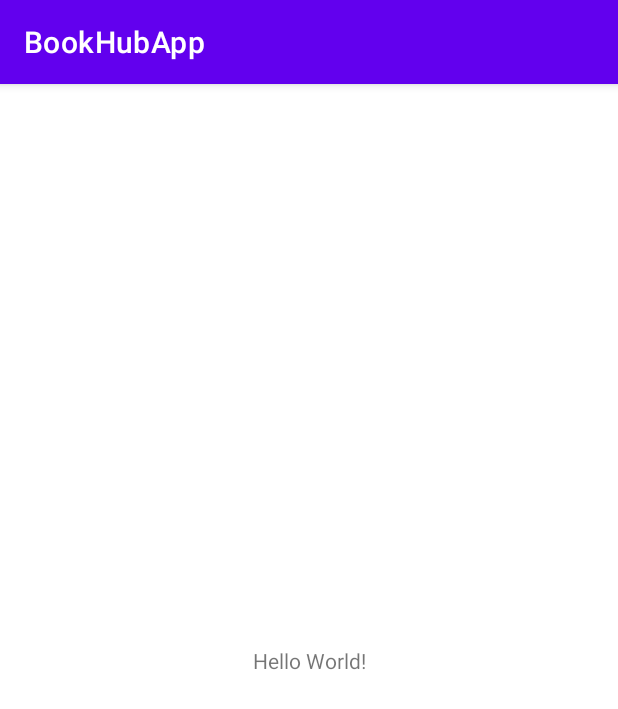
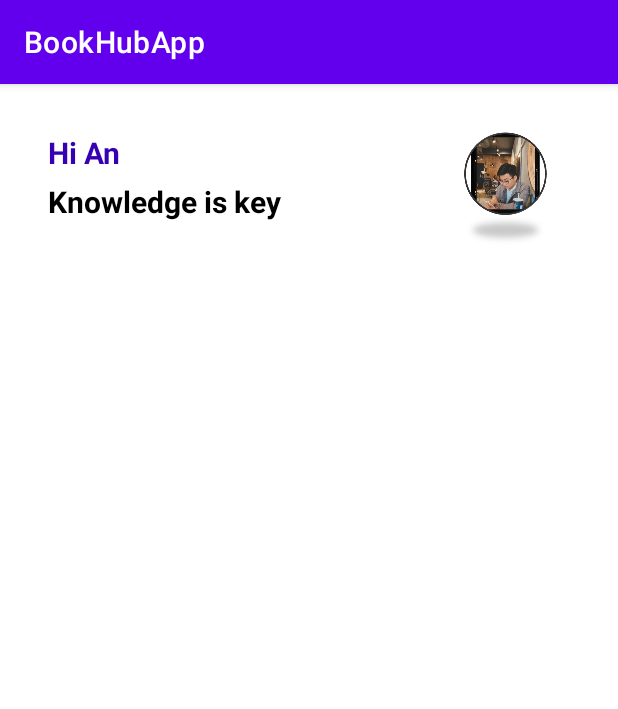
Before and after one commit to Ton2808/MobieMidterm, an Android app: the screen it shows after launch (MainActivity), on a phone screen of 412 x 824 dp. Shown: the top 709 px of the screen. Run offline under Robolectric (Android 15) with nearby library versions, the phone set to English and light mode, and no system bars.

Commit message:
add interface

```diff
--- a/app/src/main/res/layout/activity_main.xml
+++ b/app/src/main/res/layout/activity_main.xml
@@ -6,13 +6,73 @@
     android:layout_height="match_parent"
     tools:context=".MainActivity">
 
-    <TextView
-        android:layout_width="wrap_content"
-        android:layout_height="wrap_content"
-        android:text="Hello World!"
+    <ScrollView
+        android:layout_width="match_parent"
+        android:layout_height="match_parent"
         app:layout_constraintBottom_toBottomOf="parent"
-        app:layout_constraintLeft_toLeftOf="parent"
-        app:layout_constraintRight_toRightOf="parent"
-        app:layout_constraintTop_toTopOf="parent" />
+        app:layout_constraintEnd_toEndOf="parent"
+        app:layout_constraintStart_toStartOf="parent"
+        app:layout_constraintTop_toTopOf="parent">
+
+        <LinearLayout
+            android:layout_width="match_parent"
+            android:layout_height="wrap_content"
+            android:orientation="vertical">
+
+            <androidx.constraintlayout.widget.ConstraintLayout
+                android:layout_width="match_parent"
+                android:layout_height="120dp">
+
+                <TextView
+                    android:id="@+id/textView"
+                    android:layout_width="wrap_content"
+                    android:layout_height="wrap_content"
+                    android:layout_marginStart="32dp"
+                    android:layout_marginTop="32dp"
+                    android:text="Hi An"
+                    android:textColor="@color/purple_700"
+                    android:textSize="20sp"
+                    android:textStyle="bold"
+                    app:layout_constraintStart_toStartOf="parent"
+                    app:layout_constraintTop_toTopOf="parent" />
+
+                <TextView
+                    android:id="@+id/textView4"
+                    android:layout_width="wrap_content"
+                    android:layout_height="wrap_content"
+                    android:layout_marginTop="5dp"
+                    android:text="Knowledge is key"
+                    android:textColor="@color/black"
+                    android:textSize="20sp"
+                    android:textStyle="bold"
+                    app:layout_constraintStart_toStartOf="@+id/textView"
+                    app:layout_constraintTop_toBottomOf="@+id/textView" />
+
+                <ImageView
+                    android:id="@+id/imageView3"
+                    android:layout_width="107dp"
+                    android:layout_height="77dp"
+                    android:layout_marginStart="90dp"
+                    android:layout_marginTop="32dp"
+                    android:layout_marginEnd="16dp"
+                    android:layout_marginBottom="11dp"
+                    app:layout_constraintBottom_toBottomOf="parent"
+                    app:layout_constraintEnd_toEndOf="parent"
+                    app:layout_constraintStart_toEndOf="@+id/textView4"
+                    app:layout_constraintTop_toTopOf="parent"
+                    app:srcCompat="@drawable/an" />
+
+            </androidx.constraintlayout.widget.ConstraintLayout>
+
+            <EditText
+                android:id="@+id/editTextTextPersonName"
+                android:layout_width="0dp"
+                android:layout_height="wrap_content"
+                android:ems="10"
+                android:inputType="textPersonName"
+                android:text="Name" />
+
+        </LinearLayout>
+    </ScrollView>
 
 </androidx.constraintlayout.widget.ConstraintLayout>
```
Also changed, not shown: app/src/main/res/drawable-v24/an.jpg (added), app/src/main/res/drawable/an.jpg (added).
